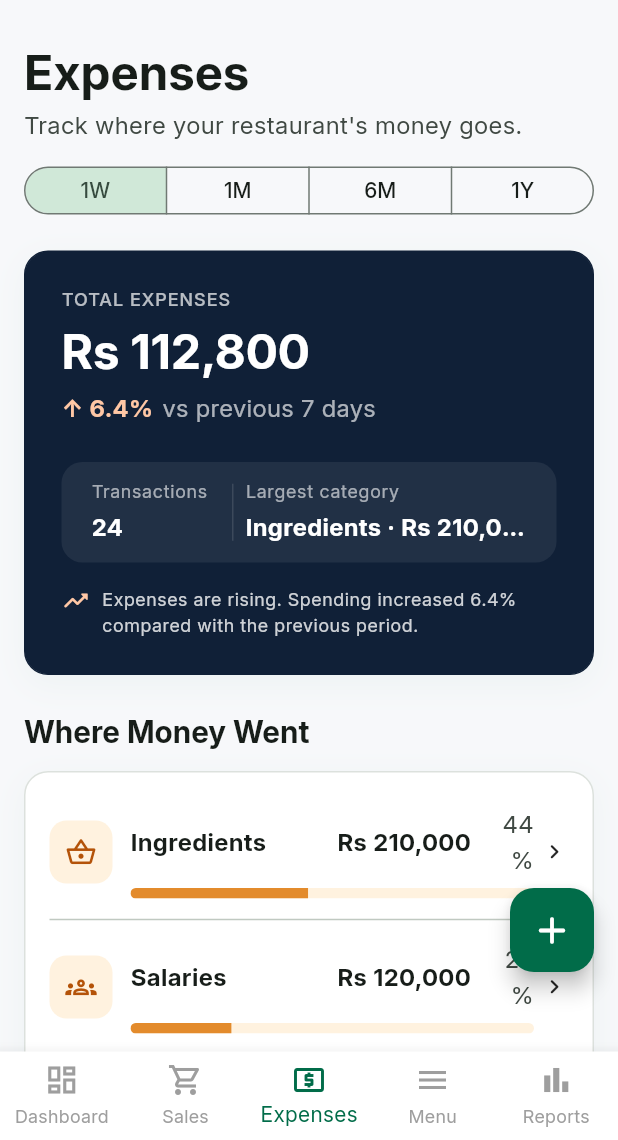
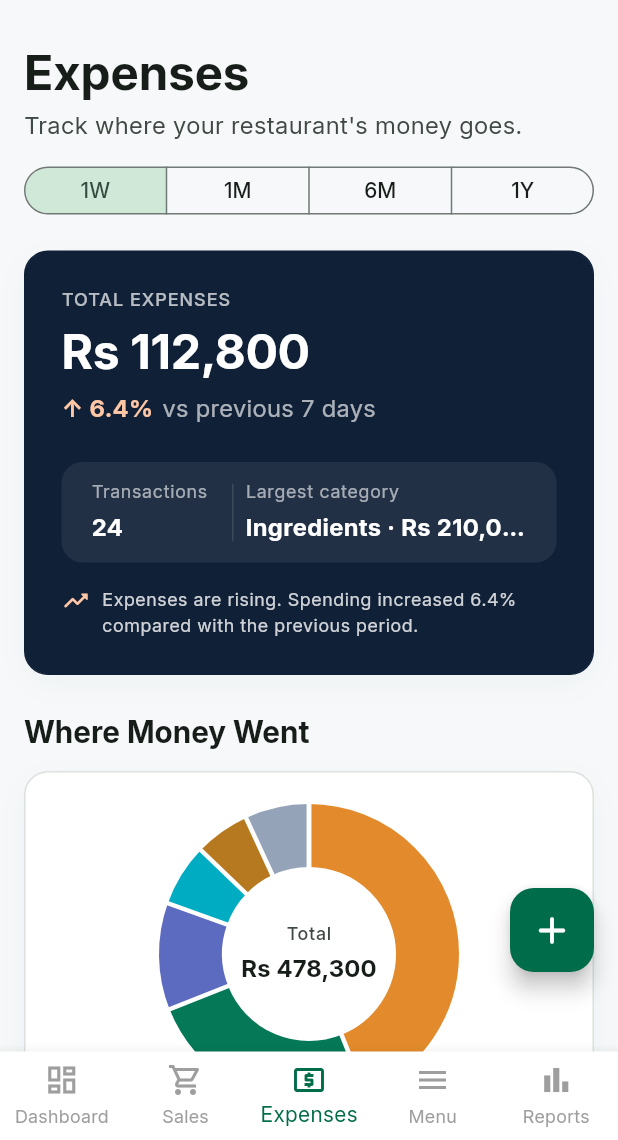
Before and after one commit to grgpratik-dev/RestroPulse, a Flutter app: the ExpensesScreen screen opened by its route, after a tap on "1W", on a phone screen of 412 x 824 dp, the part 96-1236 px from its top. Run offline on Flutter 3.47's test engine with Material 3 defaults, Android fonts, the phone set to English and light mode, and no system bars; drawn by our look-alikes of fl_chart; our stand-ins replace bloc, bloc_concurrency, dio, equatable, flutter_bloc, flutter_secure_storage and 8 more; accounts and stored records are empty.

Commit message:
feat: update dashboard and sales screens; refactor expense handling and add sales entry options

```diff
--- a/lib/src/features/expenses/presentation/widgets/expense_category_breakdown.dart
+++ b/lib/src/features/expenses/presentation/widgets/expense_category_breakdown.dart
@@ -1,10 +1,10 @@
+import 'package:fl_chart/fl_chart.dart';
 import 'package:flutter/material.dart';
 import 'package:intl/intl.dart';
 
 import '../../../../app/theme/app_spacing.dart';
 import '../../../../core/widgets/custom_container.dart';
 import '../../domain/models/expense.dart';
-import 'expense_category_icon.dart';
 
 class ExpenseCategoryBreakdown extends StatelessWidget {
   const ExpenseCategoryBreakdown({
@@ -19,6 +19,18 @@ class ExpenseCategoryBreakdown extends StatelessWidget {
   @override
   Widget build(BuildContext context) {
     final currency = NumberFormat.decimalPattern();
+    final total = categories.fold<double>(
+      0,
+      (sum, category) => sum + category.amount,
+    );
+    const colors = [
+      Color(0xFFE38B2C),
+      Color(0xFF047857),
+      Color(0xFF5C6BC0),
+      Color(0xFF00ACC1),
+      Color(0xFFB7791F),
+      Color(0xFF94A3B8),
+    ];
     return Column(
       crossAxisAlignment: CrossAxisAlignment.start,
       children: [
@@ -32,6 +44,62 @@ class ExpenseCategoryBreakdown extends StatelessWidget {
         CustomContainer(
           child: Column(
             children: [
+              SizedBox(
+                height: 210,
+                child: Stack(
+                  alignment: Alignment.center,
+                  children: [
+                    PieChart(
+                      PieChartData(
+                        centerSpaceRadius: 58,
+                        sectionsSpace: 3,
+                        startDegreeOffset: -90,
+                        pieTouchData: PieTouchData(enabled: true),
+                        sections: [
+                          for (
+                            var index = 0;
+                            index < categories.length;
+                            index++
+                          )
+                            PieChartSectionData(
+                              value: categories[index].amount,
+                              color: colors[index % colors.length],
+                              radius: 42,
+                              showTitle: false,
+                            ),
+                        ],
+                      ),
+                      duration: const Duration(milliseconds: 350),
+                    ),
+                    Column(
+                      mainAxisSize: MainAxisSize.min,
+                      children: [
+                        Text(
+                          'Total',
+                          style: Theme.of(context).textTheme.labelMedium
+                              ?.copyWith(
+                                color: Theme.of(
+                                  context,
+                                ).colorScheme.onSurfaceVariant,
+                              ),
+                        ),
+                        const SizedBox(height: 3),
+                        FittedBox(
+                          fit: BoxFit.scaleDown,
+                          child: Text(
+                            'Rs ${currency.format(total)}',
+                            style: Theme.of(context).textTheme.titleMedium
+                                ?.copyWith(fontWeight: FontWeight.w700),
+                          ),
+                        ),
+                      ],
+                    ),
+                  ],
+                ),
+              ),
+              const SizedBox(height: AppSpacing.spaceSm),
+              const Divider(),
+              const SizedBox(height: AppSpacing.spaceXs),
               for (var index = 0; index < categories.length; index++) ...[
                 InkWell(
                   onTap: () => onCategoryTap(categories[index]),
@@ -40,30 +108,26 @@ class ExpenseCategoryBreakdown extends StatelessWidget {
                     padding: const EdgeInsets.symmetric(vertical: 6),
                     child: Row(
                       children: [
-                        ExpenseCategoryIcon(
-                          category: categories[index].name,
-                          size: 42,
+                        Container(
+                          width: 12,
+                          height: 12,
+                          decoration: BoxDecoration(
+                            color: colors[index % colors.length],
+                            shape: BoxShape.circle,
+                          ),
                         ),
                         const SizedBox(width: AppSpacing.spaceSm),
                         Expanded(
-                          child: Column(
-                            crossAxisAlignment: CrossAxisAlignment.start,
-                            children: [
-                              Row(
-                                children: [
-                                  Expanded(
                           child: Text(
                             categories[index].name,
-                                      style: const TextStyle(
-                                        fontWeight: FontWeight.w700,
-                                      ),
+                            maxLines: 1,
+                            overflow: TextOverflow.ellipsis,
+                            style: const TextStyle(fontWeight: FontWeight.w600),
                           ),
                         ),
                         Text(
                           'Rs ${currency.format(categories[index].amount)}',
-                                    style: const TextStyle(
-                                      fontWeight: FontWeight.w700,
-                                    ),
+                          style: const TextStyle(fontWeight: FontWeight.w700),
                         ),
                         const SizedBox(width: 8),
                         SizedBox(
@@ -76,21 +140,6 @@ class ExpenseCategoryBreakdown extends StatelessWidget {
                                 context,
                               ).colorScheme.onSurfaceVariant,
                             ),
-                                    ),
-                                  ),
-                                ],
-                              ),
-                              const SizedBox(height: 7),
-                              ClipRRect(
-                                borderRadius: BorderRadius.circular(999),
-                                child: LinearProgressIndicator(
-                                  value: categories[index].percentage,
-                                  minHeight: 7,
-                                  color: const Color(0xFFE38B2C),
-                                  backgroundColor: const Color(0xFFFFF2DF),
-                                ),
-                              ),
-                            ],
                           ),
                         ),
                         const SizedBox(width: 4),
--- a/lib/src/features/expenses/presentation/widgets/expense_summary_card.dart
+++ b/lib/src/features/expenses/presentation/widgets/expense_summary_card.dart
@@ -76,7 +76,7 @@ class ExpenseSummaryCard extends StatelessWidget {
                   height: 38,
                   color: Colors.white.withValues(alpha: 0.12),
                 ),
-                Expanded(
+                const Expanded(
                   flex: 2,
                   child: _SummaryMetric(
                     label: 'Largest category',
--- a/lib/src/features/sales/presentation/screens/sales_screen.dart
+++ b/lib/src/features/sales/presentation/screens/sales_screen.dart
@@ -7,6 +7,7 @@ import 'package:restropulse/src/core/widgets/app_add_floating_action_button.dart
 import 'package:restropulse/src/features/sales/domain/models/sales_order.dart';
 import 'package:restropulse/src/features/sales/presentation/widgets/sales_channel_card.dart';
 import 'package:restropulse/src/features/sales/presentation/widgets/sales_loading_skeleton.dart';
+import 'package:restropulse/src/features/sales/presentation/widgets/sales_entry_type_sheet.dart';
 import 'package:restropulse/src/features/sales/presentation/widgets/sales_trend_card.dart';
 import 'package:restropulse/src/features/sales/presentation/widgets/today_orders_section.dart';
 import 'package:restropulse/src/features/sales/presentation/widgets/today_sales_summary_card.dart';
@@ -34,8 +35,8 @@ class _SalesScreenState extends State<SalesScreen> {
   Widget build(BuildContext context) {
     return Scaffold(
       floatingActionButton: AppAddFloatingActionButton(
-        onPressed: _openAddOrder,
-        tooltip: 'Add order',
+        onPressed: _showEntryOptions,
+        tooltip: 'Record sales',
         heroTag: 'sales-add-order-fab',
       ),
       body: SafeArea(
@@ -58,22 +59,10 @@ class _SalesScreenState extends State<SalesScreen> {
               else if (widget.viewState == SalesViewState.error)
                 SalesErrorCard(onTryAgain: widget.onTryAgain ?? () {})
               else if (widget.viewState == SalesViewState.empty)
-                SalesOrdersEmptyState(
-                  onAddOrder: _openAddOrder,
-                  onBatchEntry: _openBatchEntry,
-                )
+                SalesOrdersEmptyState(onRecordSales: _showEntryOptions)
               else ...[
                 const TodaySalesSummaryCard(),
-                const SizedBox(height: AppSpacing.spaceSm),
-                Align(
-                  alignment: Alignment.centerRight,
-                  child: TextButton.icon(
-                    onPressed: _openBatchEntry,
-                    icon: const Icon(Icons.playlist_add_rounded, size: 19),
-                    label: const Text('Batch Entry'),
-                  ),
-                ),
-                const SizedBox(height: AppSpacing.spaceSm),
+                const SizedBox(height: AppSpacing.spaceMd),
                 const SalesQuickMetrics(),
                 const SizedBox(height: AppSpacing.spaceLg),
                 TodayOrdersSection(
@@ -106,6 +95,17 @@ class _SalesScreenState extends State<SalesScreen> {
 
   void _openAddOrder() {
     context.pushNamed(AppRoute.addOrder.name);
+  }
+
+  Future<void> _showEntryOptions() async {
+    final type = await showSalesEntryTypeSheet(context);
+    if (!mounted || type == null) return;
+    switch (type) {
+      case SalesEntryType.singleOrder:
+        _openAddOrder();
+      case SalesEntryType.batchEntry:
+        _openBatchEntry();
+    }
   }
 
   void _openBatchEntry() {
```
Also changed, not shown: lib/src/features/dashboard/presentation/screens/dashboard_screen.dart (+9 -5 lines), lib/src/features/sales/presentation/widgets/sales_entry_type_sheet.dart (added, +175 -0 lines), lib/src/features/sales/presentation/widgets/sales_loading_skeleton.dart (+4 -18 lines). Lines whose indentation alone changed are shown as unchanged.
